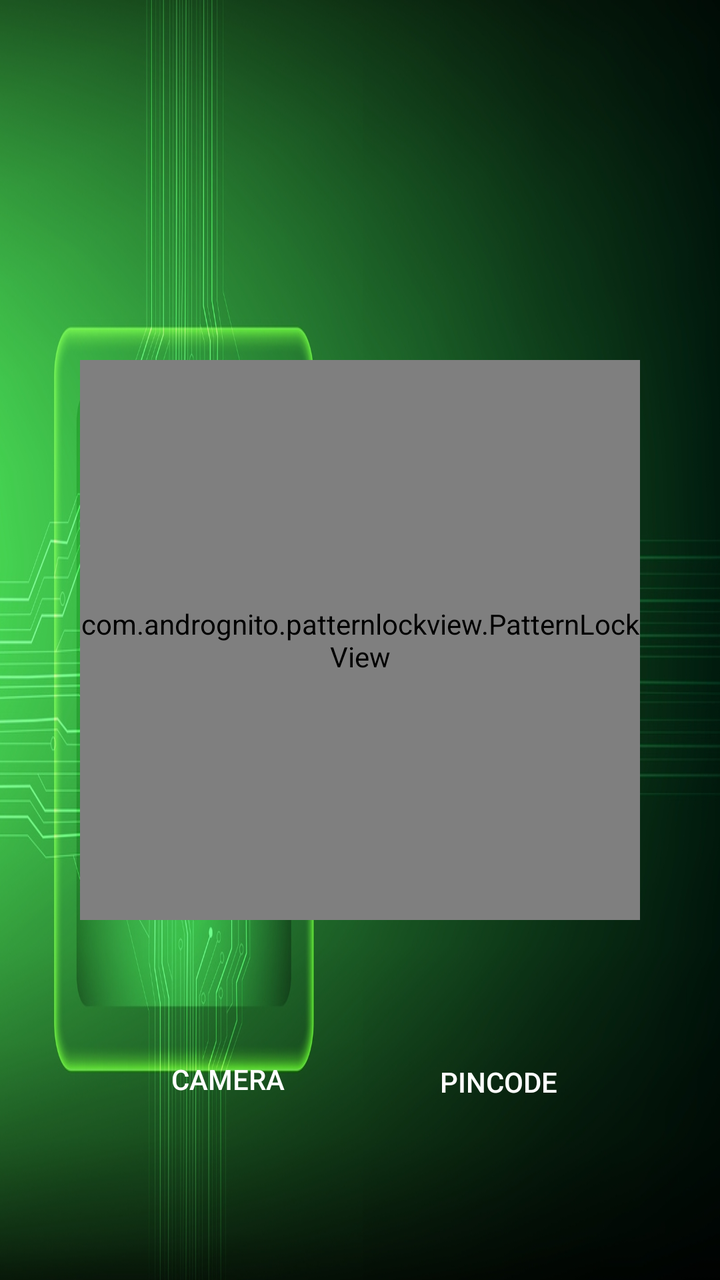
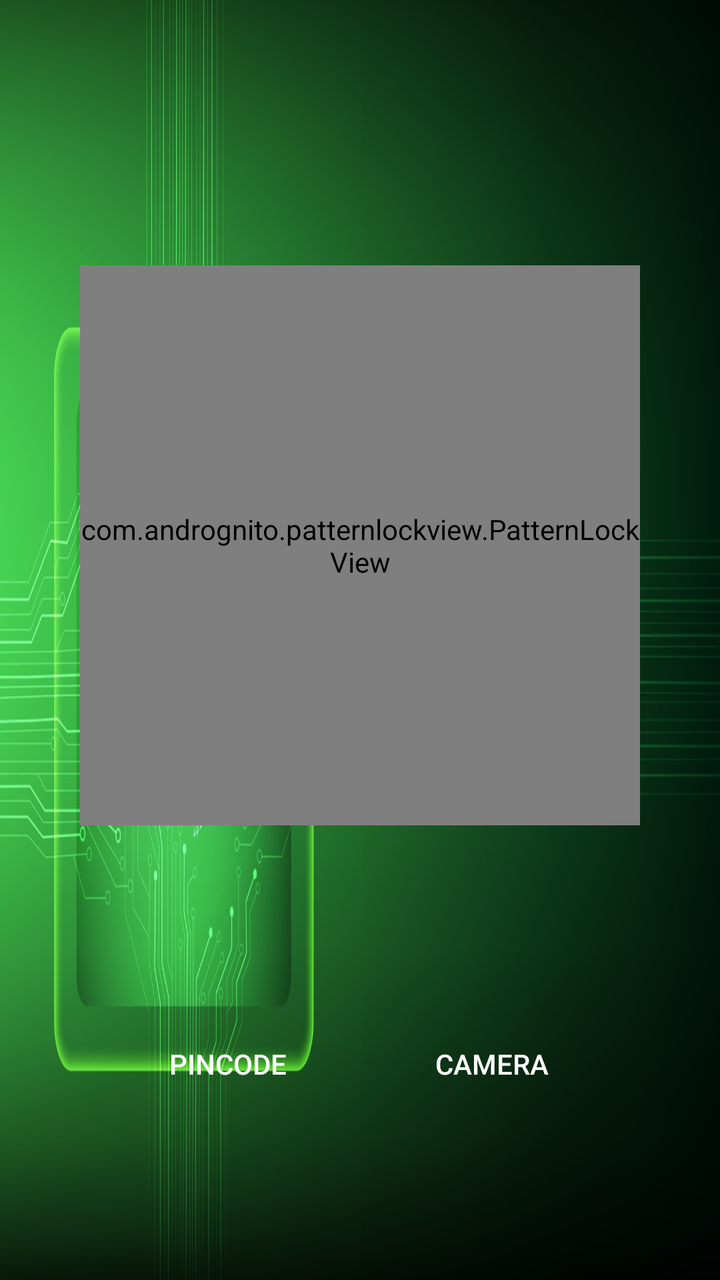

An Android layout rendered at two revisions. The XML below is the earlier revision; the diff shows what the commit changed to produce the second picture.
<!-- AndroidManifest.xml: application theme AppTheme -->
<!-- res/layout/activity_lock_screen.xml -->
<?xml version="1.0" encoding="utf-8"?>
<android.support.constraint.ConstraintLayout xmlns:android="http://schemas.android.com/apk/res/android"
  xmlns:app="http://schemas.android.com/apk/res-auto"
  xmlns:tools="http://schemas.android.com/tools"
  android:layout_width="match_parent"
  android:layout_height="match_parent"
  android:background="@drawable/background"
  tools:context=".LockScreen">



  <FrameLayout
    android:layout_width="match_parent"
    android:layout_height="match_parent"
    android:visibility="gone"
    android:id="@+id/cameraLayout"
    >
    <wavetech.facelocker.CvCameraPreview
      android:id="@+id/camera_view"
      android:layout_width="match_parent"
      android:layout_height="match_parent"
      android:layout_gravity="center"
      app:camera_type="front"
      app:scale_type="full" />
    <RelativeLayout
      android:layout_width="match_parent"
      android:layout_height="match_parent">

      <Button
        android:id="@+id/button4"
        android:layout_width="wrap_content"
        android:layout_height="wrap_content"
        android:layout_alignParentStart="true"
        android:layout_alignParentLeft="true"
        android:layout_alignParentBottom="true"
        android:layout_marginStart="65dp"
        android:layout_marginLeft="65dp"
        android:layout_marginBottom="65dp"


        android:background="#00000000"
        android:onClick="showPinCodeView"
        android:text="Pincode"
        android:textColor="@color/white" />

      <Button
        android:id="@+id/button3"
        android:layout_width="wrap_content"
        android:layout_height="wrap_content"
        android:layout_alignParentStart="true"
        android:layout_alignParentLeft="true"
        android:layout_alignParentBottom="true"
        android:layout_marginStart="240dp"
        android:layout_marginLeft="240dp"
        android:layout_marginBottom="63dp"

        android:background="#00000000"
        android:onClick="showPatternView"
        android:text="Pattern"
        android:textColor="@color/white" />
    </RelativeLayout>
  </FrameLayout>

  <LinearLayout
    android:id="@+id/pinCodeLayout"
    android:layout_width="0dp"
    android:layout_height="0dp"
    android:layout_centerHorizontal="true"
    android:orientation="vertical"
    android:visibility="gone"

    app:layout_constraintBottom_toBottomOf="parent"
    app:layout_constraintEnd_toEndOf="parent"
    app:layout_constraintStart_toStartOf="parent"
    app:layout_constraintTop_toTopOf="parent">

    <android.support.v7.widget.CardView xmlns:card_view="http://schemas.android.com/apk/res-auto"
      android:id="@+id/cardView"
      android:layout_width="wrap_content"
      android:layout_height="176dp"
      android:layout_alignParentStart="true"
      android:layout_alignParentLeft="true"
      android:layout_alignParentTop="true"
      android:layout_alignParentEnd="true"
      android:layout_alignParentRight="true"
      android:layout_marginStart="58dp"
      android:layout_marginLeft="58dp"
      android:layout_marginTop="151dp"
      android:layout_marginEnd="60dp"
      android:layout_marginRight="60dp"
      android:elevation="5dp"
      card_view:cardCornerRadius="4dp"
      card_view:cardPreventCornerOverlap="false">

      <RelativeLayout
        android:layout_width="match_parent"
        android:layout_height="match_parent">


        <EditText
          android:id="@+id/passwordEditText"
          android:layout_width="wrap_content"
          android:layout_height="wrap_content"
          android:layout_alignParentStart="true"
          android:layout_alignParentLeft="true"
          android:layout_alignParentEnd="true"
          android:layout_alignParentRight="true"
          android:layout_alignParentBottom="true"
          android:layout_marginStart="4dp"
          android:layout_marginLeft="4dp"
          android:layout_marginEnd="5dp"
          android:layout_marginRight="5dp"
          android:layout_marginBottom="45dp"
          android:ems="10"
          android:inputType="numberPassword"
          android:textAlignment="center" />

        <TextView
          android:id="@+id/textView3"
          android:layout_width="wrap_content"
          android:layout_height="wrap_content"
          android:layout_alignParentStart="true"
          android:layout_alignParentLeft="true"
          android:layout_alignParentTop="true"
          android:layout_alignParentEnd="true"
          android:layout_alignParentRight="true"
          android:layout_alignParentBottom="true"
          android:layout_marginStart="37dp"
          android:layout_marginLeft="37dp"
          android:layout_marginTop="47dp"
          android:layout_marginEnd="38dp"
          android:layout_marginRight="38dp"
          android:layout_marginBottom="110dp"
          android:text="Enter your password"
          android:textAlignment="center" />
      </RelativeLayout>

    </android.support.v7.widget.CardView>

    <RelativeLayout
      android:layout_width="match_parent"
      android:layout_height="274dp">


      <Button
        android:id="@+id/button"
        android:layout_width="wrap_content"
        android:layout_height="wrap_content"
        android:layout_alignParentStart="true"
        android:layout_alignParentLeft="true"
        android:layout_alignParentTop="true"
        android:layout_alignParentEnd="true"
        android:layout_alignParentRight="true"
        android:layout_alignParentBottom="true"
        android:layout_marginStart="256dp"
        android:layout_marginLeft="256dp"
        android:layout_marginTop="117dp"
        android:layout_marginEnd="67dp"
        android:layout_marginRight="67dp"
        android:layout_marginBottom="109dp"

        android:background="#00000000"
        android:onClick="showCameraView"
        android:text="Camera"
        android:textColor="@color/white"/>

      <Button
        android:id="@+id/button2"
        android:layout_width="wrap_content"
        android:layout_height="wrap_content"
        android:layout_alignParentStart="true"
        android:layout_alignParentLeft="true"
        android:layout_alignParentTop="true"
        android:layout_alignParentEnd="true"
        android:layout_alignParentRight="true"
        android:layout_alignParentBottom="true"
        android:layout_marginStart="65dp"
        android:layout_marginLeft="65dp"
        android:layout_marginTop="115dp"
        android:layout_marginEnd="258dp"
        android:layout_marginRight="258dp"
        android:layout_marginBottom="111dp"

        android:background="#00000000"
        android:onClick="showPatternView"
        android:text="Pattern"
        android:textColor="@color/white" />
    </RelativeLayout>


  </LinearLayout>

  <RelativeLayout
    android:id="@+id/patternLayout"
    android:layout_width="0dp"
    android:layout_height="0dp"
    android:layout_centerHorizontal="true"
    android:orientation="vertical"
    android:visibility="visible"
    app:layout_constraintBottom_toBottomOf="parent"
    app:layout_constraintEnd_toEndOf="parent"
    app:layout_constraintStart_toStartOf="parent"
    app:layout_constraintTop_toTopOf="parent">


    <com.andrognito.patternlockview.PatternLockView
      android:id="@+id/pattern_lock_view"
      android:layout_width="280dp"
      android:layout_height="280dp"
      android:layout_centerInParent="true"
      app:correctStateColor="@color/colorPrimary"
      app:normalStateColor="@color/white"

      app:wrongStateColor="@color/colorPrimary" />

    <Button
      android:layout_width="132dp"
      android:layout_height="45dp"
      android:layout_alignParentStart="true"
      android:layout_alignParentLeft="true"
      android:layout_alignParentTop="true"
      android:layout_alignParentEnd="true"
      android:layout_alignParentRight="true"
      android:layout_alignParentBottom="true"
      android:layout_marginStart="209dp"
      android:layout_marginLeft="209dp"
      android:layout_marginTop="500dp"
      android:layout_marginEnd="70dp"
      android:layout_marginRight="70dp"
      android:layout_marginBottom="58dp"
      android:background="#00000000"
      android:onClick="showPinCodeView"
      android:text="Pincode"
      android:textColor="@color/white" />

    <Button
      android:layout_width="wrap_content"
      android:layout_height="wrap_content"
      android:layout_alignParentStart="true"
      android:layout_alignParentLeft="true"
      android:layout_alignParentTop="true"
      android:layout_alignParentBottom="true"
      android:layout_marginStart="70dp"
      android:layout_marginLeft="70dp"
      android:layout_marginTop="497dp"
      android:layout_marginBottom="58dp"
      android:background="#00000000"

      android:onClick="showCameraView"
      android:text="Camera"
      android:textColor="@color/white" />


  </RelativeLayout>


  
</android.support.constraint.ConstraintLayout>
<!-- resources referenced by this layout -->
<resources>
  <color name="colorPrimary">#008577</color>
  <!-- drawable background: jpg bitmap (drawable, 504755 bytes) -->
  <style name="AppTheme" parent="Theme.AppCompat.Light.DarkActionBar">
      
      <item name="colorPrimary">@color/colorPrimary</item>
      <item name="colorPrimaryDark">@color/colorPrimaryDark</item>
      <item name="colorAccent">@color/colorAccent</item>
    </style>
  <color name="colorPrimaryDark">#00574B</color>
  <color name="colorAccent">#1bd8b2</color>
</resources>

<!-- the commit's change to res/layout/activity_lock_screen.xml (unified diff, before → after) -->
@@ -186,34 +186,51 @@
         android:text="Pattern"
         android:textColor="@color/white" />
     </RelativeLayout>
-
-
   </LinearLayout>
-
-  <RelativeLayout
-    android:id="@+id/patternLayout"
-    android:layout_width="0dp"
-    android:layout_height="0dp"
-    android:layout_centerHorizontal="true"
-    android:orientation="vertical"
-    android:visibility="visible"
+  <include layout="@layout/pattern_lock_screen"></include>
+</android.support.constraint.ConstraintLayout>
+<!-- res/layout/pattern_lock_screen.xml (included above) -->
+<?xml version="1.0" encoding="utf-8"?>
+<android.support.constraint.ConstraintLayout xmlns:android="http://schemas.android.com/apk/res/android"
+  xmlns:app="http://schemas.android.com/apk/res-auto"
+  xmlns:tools="http://schemas.android.com/tools"
+  android:id="@+id/patternLayout"
+  android:layout_width="match_parent"
+  android:layout_height="match_parent"
+  >
+
+  <com.andrognito.patternlockview.PatternLockView
+    android:id="@+id/pattern_lock_view"
+    android:layout_width="280dp"
+    android:layout_height="280dp"
+    android:layout_centerInParent="true"
+    android:layout_marginStart="40dp"
+    android:layout_marginLeft="40dp"
+    android:layout_marginTop="83dp"
+    android:layout_marginEnd="40dp"
+    android:layout_marginRight="40dp"
+    android:layout_marginBottom="47dp"
+    app:correctStateColor="@color/colorPrimary"
+    app:layout_constraintBottom_toTopOf="@+id/linearLayout"
+    app:layout_constraintEnd_toEndOf="parent"
+    app:layout_constraintStart_toStartOf="parent"
+    app:layout_constraintTop_toTopOf="parent"
+    app:normalStateColor="@color/white"
+    app:wrongStateColor="@color/colorPrimary" />
+
+  <LinearLayout
+    android:id="@+id/linearLayout"
+    android:layout_width="match_parent"
+    android:layout_height="80dp"
+    android:layout_marginBottom="1dp"
     app:layout_constraintBottom_toBottomOf="parent"
     app:layout_constraintEnd_toEndOf="parent"
     app:layout_constraintStart_toStartOf="parent"
-    app:layout_constraintTop_toTopOf="parent">
-
-
-    <com.andrognito.patternlockview.PatternLockView
-      android:id="@+id/pattern_lock_view"
-      android:layout_width="280dp"
-      android:layout_height="280dp"
-      android:layout_centerInParent="true"
-      app:correctStateColor="@color/colorPrimary"
-      app:normalStateColor="@color/white"
-
-      app:wrongStateColor="@color/colorPrimary" />
-
+    app:layout_constraintTop_toBottomOf="@+id/pattern_lock_view"
+    android:gravity="center_horizontal"
+    >
     <Button
+      android:id="@+id/button13"
       android:layout_width="132dp"
       android:layout_height="45dp"
       android:layout_alignParentStart="true"
@@ -222,37 +239,23 @@
       android:layout_alignParentEnd="true"
       android:layout_alignParentRight="true"
       android:layout_alignParentBottom="true"
-      android:layout_marginStart="209dp"
-      android:layout_marginLeft="209dp"
-      android:layout_marginTop="500dp"
-      android:layout_marginEnd="70dp"
-      android:layout_marginRight="70dp"
-      android:layout_marginBottom="58dp"
       android:background="#00000000"
       android:onClick="showPinCodeView"
       android:text="Pincode"
-      android:textColor="@color/white" />
+      android:textColor="@color/white"
+      />
 
     <Button
-      android:layout_width="wrap_content"
-      android:layout_height="wrap_content"
+      android:id="@+id/button14"
+      android:layout_width="132dp"
+      android:layout_height="45dp"
       android:layout_alignParentStart="true"
       android:layout_alignParentLeft="true"
       android:layout_alignParentTop="true"
       android:layout_alignParentBottom="true"
-      android:layout_marginStart="70dp"
-      android:layout_marginLeft="70dp"
-      android:layout_marginTop="497dp"
-      android:layout_marginBottom="58dp"
       android:background="#00000000"
-
       android:onClick="showCameraView"
       android:text="Camera"
       android:textColor="@color/white" />
-
-
-  </RelativeLayout>
-
-
-  
+  </LinearLayout>
 </android.support.constraint.ConstraintLayout>
